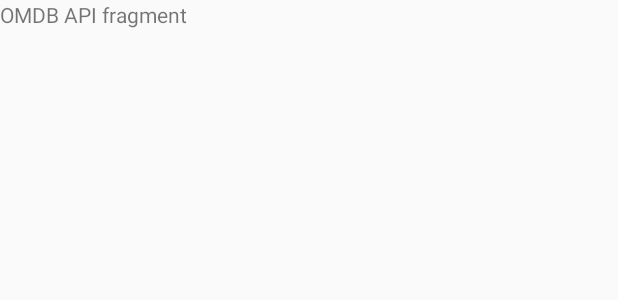
After one commit to drnczgny/MVP-example, an Android app: the layout fragment_omdb_api.xml on its own in the app's theme, with its tools: preview values and no code run, on a phone screen of 412 x 824 dp. The commit adds this screen. Shown: the top 300 px of the screen. Run offline under Robolectric (Android 15) with nearby library versions, the phone set to English and light mode, and no system bars.

Commit message:
new omdb api fragment

```diff
--- a/app/src/main/java/com/example/adrian/mymvpexample/main/presenter/MainPresenter.java
+++ b/app/src/main/java/com/example/adrian/mymvpexample/main/presenter/MainPresenter.java
@@ -8,7 +8,6 @@ public interface MainPresenter {
 
     void setUpNavDrawer();
 
-    void refreshNavDrawerItemsCheck(final int navItemIndex);
 
 
 }
--- a/app/src/main/java/com/example/adrian/mymvpexample/main/presenter/MainPresenterImpl.java
+++ b/app/src/main/java/com/example/adrian/mymvpexample/main/presenter/MainPresenterImpl.java
@@ -19,9 +19,5 @@ public class MainPresenterImpl implements MainPresenter {
         mainView.setUpNavDrawer();
     }
 
-    @Override
-    public void refreshNavDrawerItemsCheck(final int navItemIndex) {
-        mainView.refreshNavDrawerItemsCheck(navItemIndex);
-    }
 
 }
--- a/app/src/main/java/com/example/adrian/mymvpexample/main/view/MainView.java
+++ b/app/src/main/java/com/example/adrian/mymvpexample/main/view/MainView.java
@@ -8,8 +8,5 @@ public interface MainView {
 
     void setUpNavDrawer();
 
-//    void refreshNavDrawerItemsCheck();
-
-    void refreshNavDrawerItemsCheck(final int id);
 
 }
--- /dev/null
+++ b/app/src/main/res/layout/fragment_omdb_api.xml
@@ -0,0 +1,20 @@
+<FrameLayout xmlns:android="http://schemas.android.com/apk/res/android"
+    xmlns:tools="http://schemas.android.com/tools"
+    android:layout_width="match_parent"
+    android:layout_height="match_parent"
+    tools:context="com.example.adrian.mymvpexample.omdb.view.OmdbApiFragment">
+
+    <!-- TODO: Update blank fragment layout -->
+    <TextView
+        android:layout_width="match_parent"
+        android:layout_height="match_parent"
+        android:text="OMDB API fragment" />
+
+    <android.support.v7.widget.RecyclerView
+        android:id="@+id/rvMovies"
+        android:layout_width="match_parent"
+        android:layout_height="wrap_content">
+
+    </android.support.v7.widget.RecyclerView>
+
+</FrameLayout>
--- a/app/src/main/res/values/strings.xml
+++ b/app/src/main/res/values/strings.xml
@@ -30,4 +30,7 @@
     <string name="action_logout">Logout</string>
     <string name="action_mark_all_read">Mark All as Read</string>
     <string name="privacy_policy">Privacy Policy</string>
+
+    <!-- TODO: Remove or change this placeholder text -->
+    <string name="hello_blank_fragment">Hello blank fragment</string>
 </resources>
```
Also changed, not shown: app/build.gradle (+19 -9 lines), app/src/main/java/com/example/adrian/mymvpexample/main/view/MainActivity.java (+1 -7 lines), app/src/main/java/com/example/adrian/mymvpexample/omdb/presenter/OmdbPresenterImpl.java (+8 -0 lines), app/src/main/java/com/example/adrian/mymvpexample/omdb/view/OmdbApiActivity.java (+18 -1 lines), app/src/main/java/com/example/adrian/mymvpexample/omdb/view/OmdbApiFragment.java (added, +55 -0 lines), app/src/main/java/com/example/adrian/mymvpexample/utils/ActivityUtils.java (added, +41 -0 lines), app/src/main/res/layout/activity_omdb_api.xml (+9 -0 lines).
